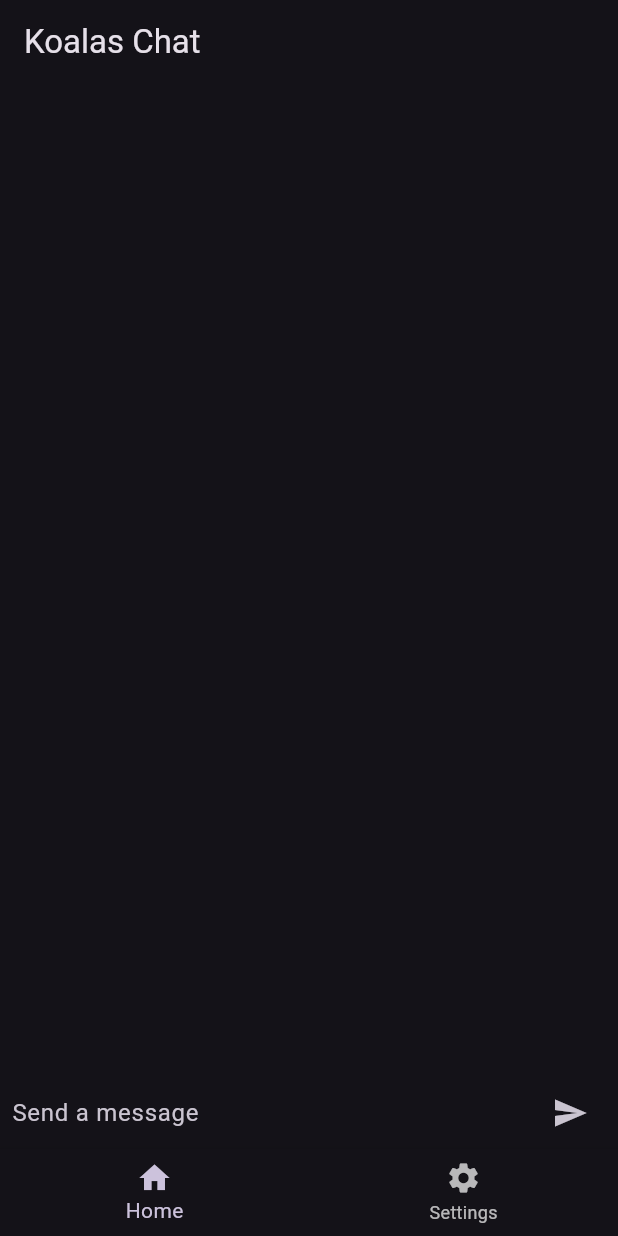
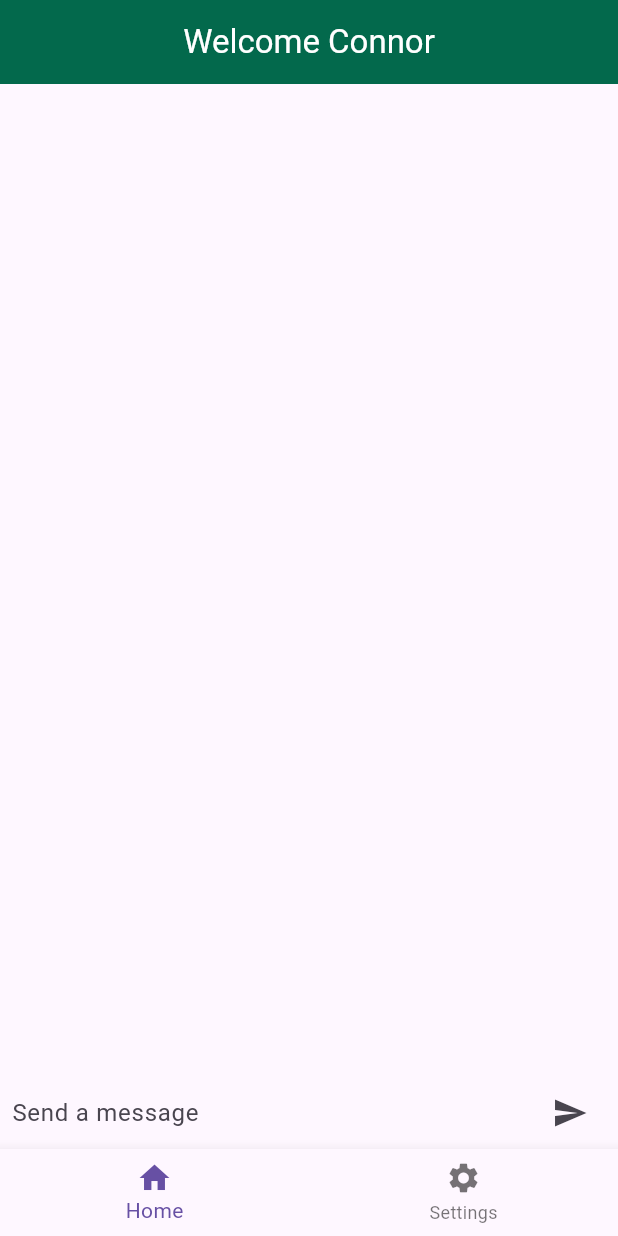
Before and after one commit to Reboot-X-2023/koalas, a Flutter app: the screen it shows after launch, on a phone screen of 412 x 824 dp. Run offline on Flutter 3.47's test engine with Material 3 defaults, Android fonts, the phone set to English and light mode, and no system bars.

Commit message:
Change colours

```diff
--- a/src/app/lib/view/app_view.dart
+++ b/src/app/lib/view/app_view.dart
@@ -7,7 +7,7 @@ class MyApp extends StatelessWidget {
   Widget build(BuildContext context) {
     return MaterialApp(
       theme: ThemeData(
-        brightness: Brightness.dark,
+        brightness: Brightness.light,
         primaryColor: Colors.green,
       ),
       home: const ChatScreen(),
--- a/src/app/lib/view/chat_screen_view.dart
+++ b/src/app/lib/view/chat_screen_view.dart
@@ -40,7 +40,14 @@ class ChatScreenState extends State<ChatScreen> {
   Widget build(BuildContext context) {
     return Scaffold(
       appBar: AppBar(
-        title: const Text('Koalas Chat'),
+        title: const Text(
+          'Welcome Connor',
+          style: TextStyle(
+            color: Colors.white, // Change the color to your desired value
+          ),
+        ),
+        centerTitle: true,
+        backgroundColor: const Color(0xff03694C),
       ),
       body: Column(
         children: <Widget>[
```
